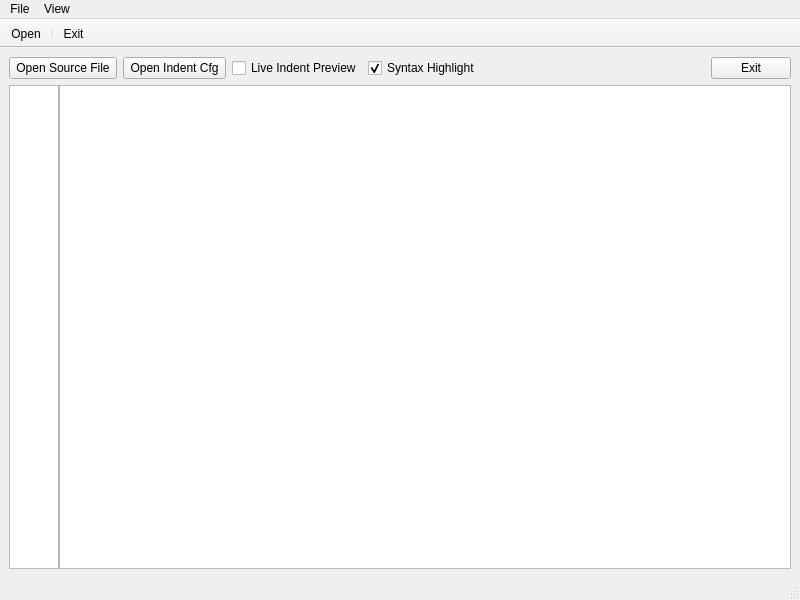
Before: the Qt Designer form src/indentgui.ui in yuhaoth/univsalindent, drawn with Qt 5.
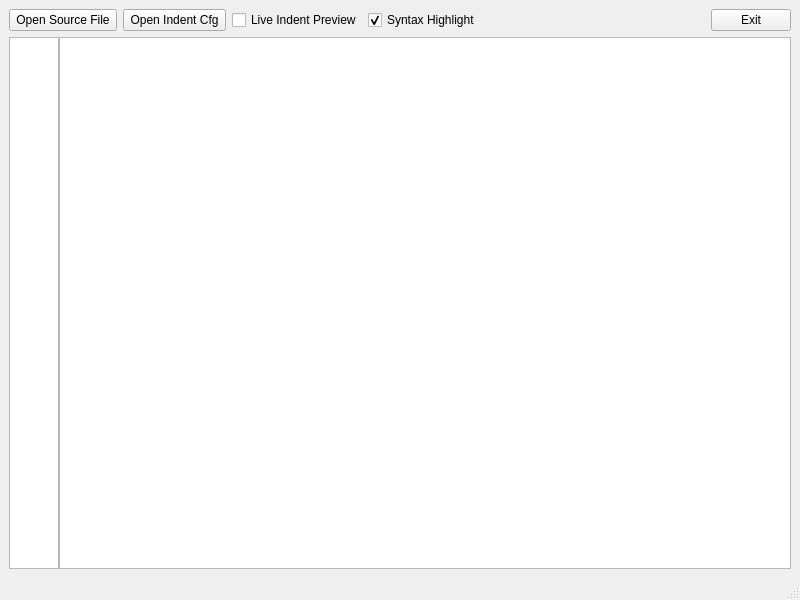
After: the same form once the commit is applied. Icons and pictures are not drawn.

Commit message: Removed menu and toolbar, because it was only for test purpose. Might be reimplemented later if needed.

What changed in the file:
```diff
--- a/src/indentgui.ui
+++ b/src/indentgui.ui
@@ -178,36 +178,6 @@
     </item>
    </layout>
   </widget>
-  <widget class="QMenuBar" name="menubar" >
-   <property name="geometry" >
-    <rect>
-     <x>0</x>
-     <y>0</y>
-     <width>800</width>
-     <height>21</height>
-    </rect>
-   </property>
-   <widget class="QMenu" name="menuBooah" >
-    <property name="title" >
-     <string>View</string>
-    </property>
-    <addaction name="actionZoom" />
-   </widget>
-   <widget class="QMenu" name="menuTest" >
-    <property name="title" >
-     <string>File</string>
-    </property>
-    <addaction name="actionAnot_her" />
-    <addaction name="actionOpen" />
-    <addaction name="actionSave" />
-    <addaction name="separator" />
-    <addaction name="actionPrint" />
-    <addaction name="separator" />
-    <addaction name="actionExit" />
-   </widget>
-   <addaction name="menuTest" />
-   <addaction name="menuBooah" />
-  </widget>
   <widget class="QStatusBar" name="statusbar" >
    <property name="geometry" >
     <rect>
@@ -218,31 +188,6 @@
     </rect>
    </property>
   </widget>
-  <widget class="QToolBar" name="toolBar" >
-   <property name="sizePolicy" >
-    <sizepolicy>
-     <hsizetype>1</hsizetype>
-     <vsizetype>7</vsizetype>
-     <horstretch>0</horstretch>
-     <verstretch>0</verstretch>
-    </sizepolicy>
-   </property>
-   <property name="contextMenuPolicy" >
-    <enum>Qt::ActionsContextMenu</enum>
-   </property>
-   <property name="movable" >
-    <bool>false</bool>
-   </property>
-   <property name="orientation" >
-    <enum>Qt::Horizontal</enum>
-   </property>
-   <attribute name="toolBarArea" >
-    <number>4</number>
-   </attribute>
-   <addaction name="actionOpen" />
-   <addaction name="separator" />
-   <addaction name="actionExit" />
-  </widget>
   <action name="actionAnot_her" >
    <property name="text" >
     <string>New</string>
```
Left out of the diff: 7 changed lines with no effect on the pictures.
